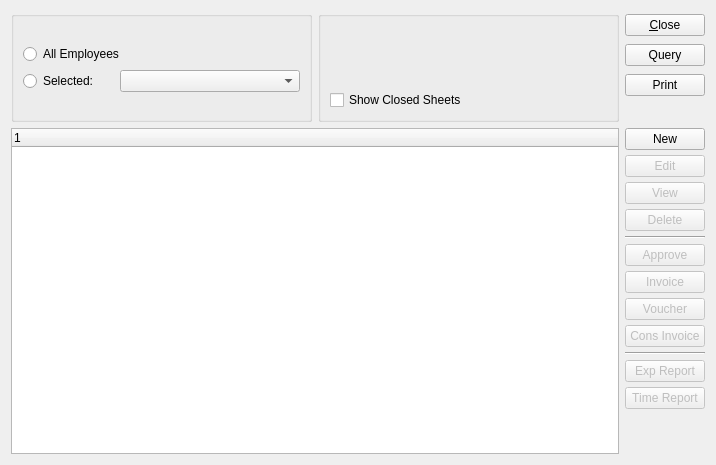
First picture: the form in xttelite/trunk/resources/client/uiforms/tesheet.ui, repository WooodHead/xtuple, before the edit.
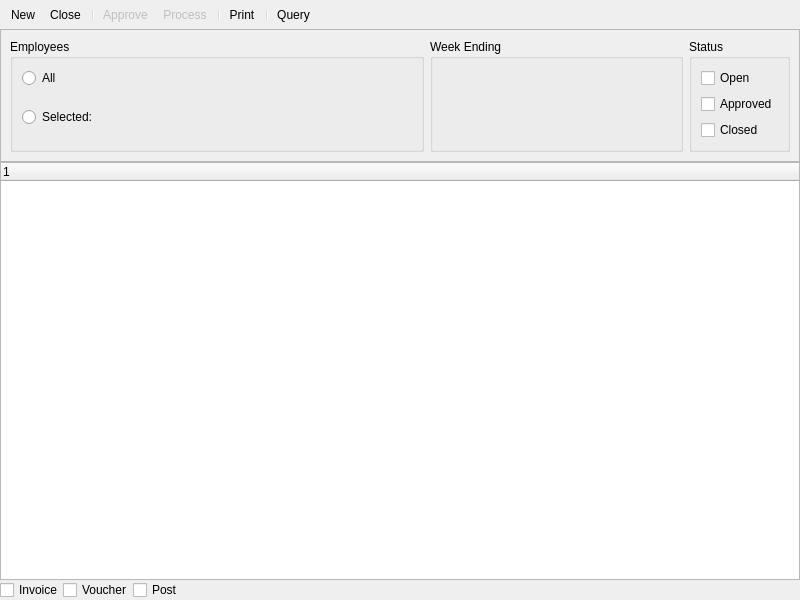
Second picture: the form after the edit. Custom widgets are drawn as their Qt base class.

What changed in the file:
```diff
--- a/xttelite/trunk/resources/client/uiforms/tesheet.ui
+++ b/xttelite/trunk/resources/client/uiforms/tesheet.ui
@@ -13,8 +13,8 @@
    <rect>
     <x>0</x>
     <y>0</y>
-    <width>716</width>
-    <height>465</height>
+    <width>800</width>
+    <height>600</height>
    </rect>
   </property>
   <property name="sizePolicy">
@@ -30,17 +30,48 @@
    </size>
   </property>
   <property name="windowTitle">
-   <string>Open Sheets</string>
+   <string>Time and Expense Sheets</string>
+  </property>
+  <layout class="QGridLayout" name="gridLayout_5">
+   <property name="margin">
+    <number>0</number>
+   </property>
+   <property name="spacing">
+    <number>0</number>
+   </property>
+   <item row="0" column="0">
+    <widget class="QToolBar" name="_toolBar">
+     <property name="enabled">
+      <bool>true</bool>
+     </property>
+     <property name="orientation">
+      <enum>Qt::Horizontal</enum>
+     </property>
+     <property name="toolButtonStyle">
+      <enum>Qt::ToolButtonIconOnly</enum>
+     </property>
+     <addaction name="_new"/>
+     <addaction name="_close"/>
+     <addaction name="separator"/>
+     <addaction name="_approve"/>
+     <addaction name="_process"/>
+     <addaction name="separator"/>
+     <addaction name="_print"/>
+     <addaction name="separator"/>
+     <addaction name="_query"/>
+    </widget>
+   </item>
+   <item row="1" column="0">
+    <widget class="QFrame" name="frame">
+     <property name="frameShape">
+      <enum>QFrame::StyledPanel</enum>
+     </property>
+     <property name="frameShadow">
+      <enum>QFrame::Raised</enum>
   </property>
   <layout class="QGridLayout" name="gridLayout_3">
    <item row="0" column="0">
     <widget class="QGroupBox" name="_empGrp">
-     <property name="sizePolicy">
-      <sizepolicy hsizetype="Expanding" vsizetype="Fixed">
-       <horstretch>0</horstretch>
-       <verstretch>0</verstretch>
-      </sizepolicy>
-     </property>
      <property name="minimumSize">
       <size>
        <width>301</width>
@@ -54,48 +85,68 @@
       </size>
      </property>
      <property name="title">
-      <string/>
-     </property>
-     <layout class="QGridLayout" name="gridLayout_2">
-      <item row="0" column="1">
+         <string>Employees</string>
+        </property>
        <layout class="QGridLayout" name="gridLayout">
-        <item row="0" column="0" colspan="2">
+         <item row="0" column="0">
+          <layout class="QHBoxLayout" name="horizontalLayout_2">
+           <item>
          <widget class="QRadioButton" name="_showAllEmployees">
           <property name="text">
-           <string>All Employees</string>
+              <string>All</string>
           </property>
          </widget>
         </item>
+           <item>
+            <spacer name="horizontalSpacer">
+             <property name="orientation">
+              <enum>Qt::Horizontal</enum>
+             </property>
+             <property name="sizeType">
+              <enum>QSizePolicy::Preferred</enum>
+             </property>
+             <property name="sizeHint" stdset="0">
+              <size>
+               <width>40</width>
+               <height>10</height>
+              </size>
+             </property>
+            </spacer>
+           </item>
+          </layout>
+         </item>
         <item row="1" column="0">
+          <layout class="QHBoxLayout" name="horizontalLayout">
+           <item>
          <widget class="QRadioButton" name="_selected">
           <property name="text">
            <string>Selected:</string>
           </property>
          </widget>
         </item>
-        <item row="1" column="1">
-         <widget class="XComboBox" name="_employees">
-          <property name="minimumSize">
+           <item>
+            <widget class="EmpCluster" name="_employee"/>
+           </item>
+           <item>
+            <spacer name="horizontalSpacer_2">
+             <property name="orientation">
+              <enum>Qt::Horizontal</enum>
+             </property>
+             <property name="sizeHint" stdset="0">
            <size>
-            <width>180</width>
-            <height>0</height>
-           </size>
-          </property>
-         </widget>
+               <width>40</width>
+               <height>10</height>
+              </size>
+             </property>
+            </spacer>
         </item>
        </layout>
       </item>
      </layout>
     </widget>
    </item>
-   <item row="0" column="1">
+      <item row="0" column="2">
     <widget class="QGroupBox" name="_weekendingGrp">
-     <property name="sizePolicy">
-      <sizepolicy hsizetype="MinimumExpanding" vsizetype="Fixed">
-       <horstretch>0</horstretch>
-       <verstretch>0</verstretch>
-      </sizepolicy>
-     </property>
      <property name="minimumSize">
       <size>
        <width>253</width>
@@ -103,7 +154,7 @@
       </size>
      </property>
      <property name="title">
-      <string/>
+         <string>Week Ending</string>
      </property>
      <layout class="QGridLayout" name="gridLayout_4">
       <property name="verticalSpacing">
@@ -112,192 +163,81 @@
       <item row="0" column="0">
        <widget class="DateCluster" name="_weekending"/>
       </item>
-      <item row="1" column="0">
-       <widget class="XCheckBox" name="_showClosed">
-        <property name="text">
-         <string>Show Closed Sheets</string>
-        </property>
-       </widget>
-      </item>
      </layout>
     </widget>
    </item>
-   <item row="0" column="2">
+      <item row="0" column="3">
+       <widget class="QGroupBox" name="_unposted">
+        <property name="title">
+         <string>Status</string>
+        </property>
     <layout class="QVBoxLayout" name="verticalLayout">
-     <property name="spacing">
-      <number>5</number>
-     </property>
      <item>
-      <widget class="QPushButton" name="_close">
+          <widget class="XCheckBox" name="_open">
        <property name="text">
-        <string>&amp;Close</string>
+            <string>Open</string>
        </property>
       </widget>
      </item>
      <item>
-      <widget class="QPushButton" name="_query">
+          <widget class="XCheckBox" name="_approved">
        <property name="text">
-        <string>Query</string>
+            <string>Approved</string>
        </property>
       </widget>
      </item>
      <item>
-      <widget class="QPushButton" name="_print">
+          <widget class="XCheckBox" name="_closed">
        <property name="text">
-        <string>Print</string>
+            <string>Closed</string>
        </property>
       </widget>
      </item>
-     <item>
-      <spacer name="verticalSpacer">
-       <property name="orientation">
-        <enum>Qt::Vertical</enum>
-       </property>
-       <property name="sizeType">
-        <enum>QSizePolicy::Fixed</enum>
-       </property>
-       <property name="sizeHint" stdset="0">
-        <size>
-         <width>20</width>
-         <height>20</height>
-        </size>
-       </property>
-      </spacer>
-     </item>
-    </layout>
+        </layout>
+       </widget>
+      </item>
+     </layout>
+    </widget>
    </item>
-   <item row="1" column="0" colspan="2">
+   <item row="2" column="0">
     <widget class="XTreeWidget" name="_sheets">
      <property name="selectionMode">
       <enum>QAbstractItemView::ExtendedSelection</enum>
      </property>
     </widget>
    </item>
-   <item row="1" column="2">
-    <layout class="QVBoxLayout" name="verticalLayout_2">
-     <property name="spacing">
-      <number>5</number>
-     </property>
+   <item row="3" column="0">
+    <layout class="QHBoxLayout" name="horizontalLayout_3">
      <item>
-      <widget class="QPushButton" name="_new">
-       <property name="text">
-        <string>New</string>
-       </property>
-      </widget>
-     </item>
-     <item>
-      <widget class="QPushButton" name="_edit">
-       <property name="enabled">
-        <bool>false</bool>
-       </property>
-       <property name="text">
-        <string>Edit</string>
-       </property>
-      </widget>
-     </item>
-     <item>
-      <widget class="QPushButton" name="_view">
-       <property name="enabled">
-        <bool>false</bool>
-       </property>
-       <property name="text">
-        <string>View</string>
-       </property>
-      </widget>
-     </item>
-     <item>
-      <widget class="QPushButton" name="_delete">
-       <property name="enabled">
-        <bool>false</bool>
-       </property>
-       <property name="text">
-        <string>Delete</string>
-       </property>
-      </widget>
-     </item>
-     <item>
-      <widget class="Line" name="line">
-       <property name="orientation">
-        <enum>Qt::Horizontal</enum>
-       </property>
-      </widget>
-     </item>
-     <item>
-      <widget class="QPushButton" name="_approve">
-       <property name="enabled">
-        <bool>false</bool>
-       </property>
-       <property name="text">
-        <string>Approve</string>
-       </property>
-      </widget>
-     </item>
-     <item>
-      <widget class="QPushButton" name="_generateInvoice">
-       <property name="enabled">
-        <bool>false</bool>
-       </property>
+      <widget class="XCheckBox" name="_invoice">
        <property name="text">
         <string>Invoice</string>
        </property>
       </widget>
      </item>
      <item>
-      <widget class="QPushButton" name="_generateVoucher">
-       <property name="enabled">
-        <bool>false</bool>
-       </property>
+      <widget class="XCheckBox" name="_voucher">
        <property name="text">
         <string>Voucher</string>
        </property>
       </widget>
      </item>
      <item>
-      <widget class="QPushButton" name="_consolidateInvoice">
-       <property name="enabled">
-        <bool>false</bool>
-       </property>
+      <widget class="XCheckBox" name="_post">
        <property name="text">
-        <string>Cons Invoice</string>
+        <string>Post</string>
        </property>
       </widget>
      </item>
      <item>
-      <widget class="Line" name="line_2">
+      <spacer name="horizontalSpacer_5">
        <property name="orientation">
         <enum>Qt::Horizontal</enum>
        </property>
-      </widget>
-     </item>
-     <item>
-      <widget class="QPushButton" name="_expenseReport">
-       <property name="enabled">
-        <bool>false</bool>
-       </property>
-       <property name="text">
-        <string>Exp Report</string>
-       </property>
-      </widget>
-     </item>
-     <item>
-      <widget class="QPushButton" name="_timeReport">
-       <property name="enabled">
-        <bool>false</bool>
-       </property>
-       <property name="text">
-        <string>Time Report</string>
-       </property>
-      </widget>
-     </item>
-     <item>
-      <spacer name="verticalSpacer_2">
-       <property name="orientation">
-        <enum>Qt::Vertical</enum>
-       </property>
        <property name="sizeHint" stdset="0">
         <size>
-         <width>20</width>
-         <height>40</height>
+         <width>40</width>
+         <height>0</height>
         </size>
        </property>
       </spacer>
@@ -305,6 +245,54 @@
     </layout>
    </item>
   </layout>
+  <action name="_new">
+   <property name="text">
+    <string>New</string>
+   </property>
+   <property name="shortcut">
+    <string>Ctrl+N</string>
+   </property>
+  </action>
+  <action name="_close">
+   <property name="text">
+    <string>Close</string>
+   </property>
+   <property name="shortcut">
+    <string>Ctrl+W</string>
+   </property>
+  </action>
+  <action name="_process">
+   <property name="enabled">
+    <bool>false</bool>
+   </property>
+   <property name="text">
+    <string>Process</string>
+   </property>
+  </action>
+  <action name="_approve">
+   <property name="enabled">
+    <bool>false</bool>
+   </property>
+   <property name="text">
+    <string>Approve</string>
+   </property>
+  </action>
+  <action name="_query">
+   <property name="text">
+    <string>Query</string>
+   </property>
+   <property name="shortcut">
+    <string>Ctrl+R</string>
+   </property>
+  </action>
+  <action name="_print">
+   <property name="text">
+    <string>Print</string>
+   </property>
+   <property name="shortcut">
+    <string>Ctrl+P</string>
+   </property>
+  </action>
  </widget>
  <customwidgets>
   <customwidget>
@@ -313,16 +301,16 @@
    <header>datecluster.h</header>
    <container>1</container>
   </customwidget>
+  <customwidget>
+   <class>EmpCluster</class>
+   <extends>QWidget</extends>
+   <header>empcluster.h</header>
+  </customwidget>
   <customwidget>
    <class>XCheckBox</class>
    <extends>QCheckBox</extends>
    <header>xcheckbox.h</header>
   </customwidget>
-  <customwidget>
-   <class>XComboBox</class>
-   <extends>QComboBox</extends>
-   <header>xcombobox.h</header>
-  </customwidget>
   <customwidget>
    <class>XTreeWidget</class>
    <extends>QTreeWidget</extends>
```
Left out of the diff: 39 changed lines with no effect on the pictures. Lines whose indentation alone changed are shown as unchanged.
